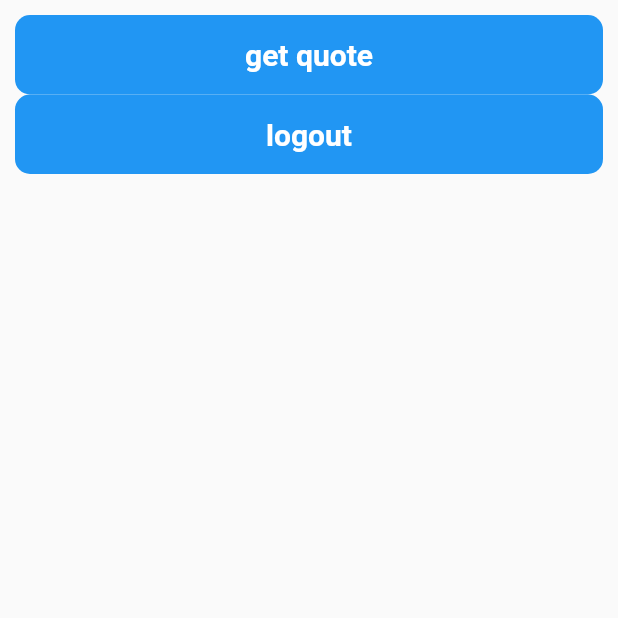
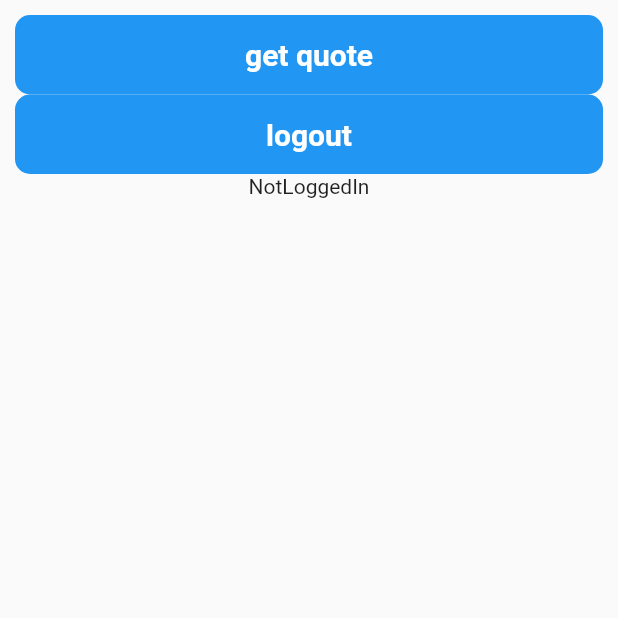
Before and after one commit to IinjyI/Verstand, a Flutter app: the screen it shows after launch, after a tap on "Skip", on a phone screen of 412 x 824 dp, the top half of it. Run offline on Flutter 3.47's test engine with Material 2 defaults, Android fonts, the phone set to English and light mode, and no system bars; our stand-ins replace cloud_firestore, firebase_auth, firebase_core, form_field_validator, image_picker, loading_overlay and 1 more; accounts and stored records are empty.

Commit message:
fixed a bug in signing in screen caused by shared preferences

```diff
--- a/lib/Functions/DBandAuth/firebaseAuth.dart
+++ b/lib/Functions/DBandAuth/firebaseAuth.dart
@@ -7,6 +7,7 @@ import 'database.dart';
 
 int resultOfUserName = 0;
 int resultOfEmail = 0;
+FirebaseAuth _firebaseAuth = FirebaseAuth.instance;
 
 /// check username and email are valid or not.
 checkUsersName(userName) async {
@@ -17,8 +18,6 @@ checkEmail(email) async {
   await searchEmail(email).then(
       (List<QueryDocumentSnapshot> value) => resultOfEmail = value.length);
 }
-
-FirebaseAuth _firebaseAuth = FirebaseAuth.instance;
 
 Future signUp(String email, String password) async {
   try {
@@ -50,7 +49,7 @@ Future signIn(context, email, password) async {
   }
 }
 
-signOut() async {
+Future<void> signOut() async {
   try {
     await _firebaseAuth.signOut();
     deletePrefs();
--- a/lib/Functions/DBandAuth/sharedPrefs.dart
+++ b/lib/Functions/DBandAuth/sharedPrefs.dart
@@ -1,16 +1,16 @@
 import 'package:shared_preferences/shared_preferences.dart';
 
-String? loggedInEmail = 'NotLoggedIn';
-setLoggedInEmail(String email) async {
+String? loggedInUser = 'NotLoggedIn';
+setLoggedInUser(String? username) async {
   SharedPreferences prefs = await SharedPreferences.getInstance();
-  prefs.setString('email', email);
+  prefs.setString('username', username!);
 }
 
-Future<void> getLoggedInEmail() async {
+Future<void> getLoggedInUser() async {
   SharedPreferences prefs = await SharedPreferences.getInstance();
-  prefs.getString('email') != null
-      ? loggedInEmail = (prefs.getString('email'))
-      : loggedInEmail = 'NotLoggedIn';
+  prefs.getString('username') != null
+      ? loggedInUser = (prefs.getString('username'))
+      : loggedInUser = 'NotLoggedIn';
 }
 
 Future<void> deletePrefs() async {
--- a/lib/Screens/HomeScreen.dart
+++ b/lib/Screens/HomeScreen.dart
@@ -1,4 +1,6 @@
+import 'package:cloud_firestore/cloud_firestore.dart';
 import 'package:flutter/material.dart';
+import 'package:verstand/Functions/DBandAuth/database.dart';
 
 import '../CustomWidgets/CustomButton.dart';
 import '../Functions/DBandAuth/firebaseAuth.dart';
@@ -7,12 +9,12 @@ import '../Functions/SYSandAPI/getQuote.dart';
 import 'WelcomeScreen.dart';
 
 class HomeScreen extends StatelessWidget {
-  const HomeScreen({Key? key}) : super(key: key);
+  HomeScreen({Key? key}) : super(key: key);
   static const String id = 'HomeScreen';
 
   @override
   Widget build(BuildContext context) {
-    return const Scaffold(
+    return Scaffold(
       body: SafeArea(
         child: Home(),
       ),
@@ -21,7 +23,7 @@ class HomeScreen extends StatelessWidget {
 }
 
 class Home extends StatefulWidget {
-  const Home({Key? key}) : super(key: key);
+  Home({Key? key}) : super(key: key);
 
   @override
   State<Home> createState() => _HomeState();
@@ -67,7 +69,10 @@ class _HomeState extends State<Home> {
             Navigator.pushReplacementNamed(context, WelcomeScreen.id);
             setState(() {});
           },
-        )
+        ),
+        Text(
+          loggedInUser!,
+        ),
       ]),
     );
   }
--- a/lib/Screens/SignupScreen.dart
+++ b/lib/Screens/SignupScreen.dart
@@ -120,19 +120,17 @@ class Signup extends StatelessWidget {
 
                             Map<String, dynamic> userInfo = {
                               'email': _email.text,
-                              'name': _userName.text,
+                              'username': _userName.text,
                             };
 
                             ///store data in FireStore
                             upLoadProfile(userInfo, _userName.text);
+                            setLoggedInUser(_userName.text);
 
                             Navigator.pushReplacementNamed(
                                 context, HomeScreen.id);
                             Provider.of<SignProvider>(context, listen: false)
                                 .signed();
-
-                            /// save state of screen
-                            setLoggedInEmail(_email.text);
                           }
                         });
                   })
--- a/lib/main.dart
+++ b/lib/main.dart
@@ -15,7 +15,7 @@ Future<void> main() async {
   await Firebase.initializeApp(options: DefaultFirebaseOptions.currentPlatform);
 
   /// check if user already logged in (will use it in routing)
-  await getLoggedInEmail();
+  await getLoggedInUser();
 
   ///run
   runApp(MyApp());
@@ -37,7 +37,7 @@ class MyApp extends StatelessWidget {
         ProfileScreen.id: (context) => ProfileScreen()
       },
       initialRoute:
-          loggedInEmail == "NotLoggedIn" ? WelcomeScreen.id : HomeScreen.id,
+          loggedInUser == "NotLoggedIn" ? WelcomeScreen.id : HomeScreen.id,
     );
   }
 }
```
Also changed, not shown: assets/Assets.xcassets/AppIcon.appiconset/Contents.json (deleted, +0 -1 lines), lib/Functions/DBandAuth/database.dart (+54 -0 lines), lib/Screens/SigninScreen.dart (+7 -9 lines), assets/Assets.xcassets/AppIcon.appiconset/1024.png (deleted), assets/Assets.xcassets/AppIcon.appiconset/114.png (deleted), assets/Assets.xcassets/AppIcon.appiconset/120.png (deleted), assets/Assets.xcassets/AppIcon.appiconset/180.png (deleted), assets/Assets.xcassets/AppIcon.appiconset/29.png (deleted), assets/Assets.xcassets/AppIcon.appiconset/40.png (deleted), assets/Assets.xcassets/AppIcon.appiconset/57.png (deleted), assets/Assets.xcassets/AppIcon.appiconset/58.png (deleted), assets/Assets.xcassets/AppIcon.appiconset/60.png (deleted), assets/Assets.xcassets/AppIcon.appiconset/80.png (deleted), assets/Assets.xcassets/AppIcon.appiconset/87.png (deleted), 5 other files.
